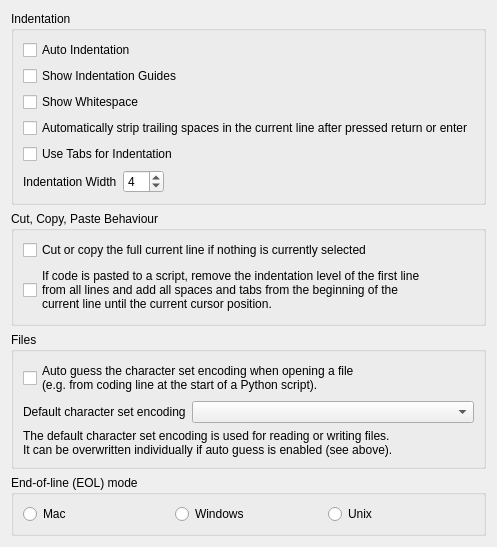
Above: Qitom/ui/widgetPropEditorGeneral.ui from itom-project/itom before the change. Below: the same form after it.
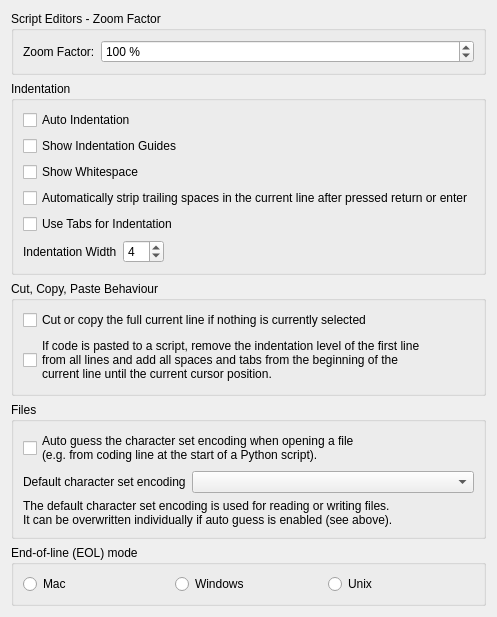
That is the form after the change.

Commit message: script zoom factor initially implemented: The script zoom factor can be set via the property editor dialog or via Ctrl+Mouse Wheel. All scripts have the same factor. The command line must still be connected. The current zoom factor is stored in the settings and restored after a new start of itom.

The edit to the form file:
```diff
--- a/Qitom/ui/widgetPropEditorGeneral.ui
+++ b/Qitom/ui/widgetPropEditorGeneral.ui
@@ -6,8 +6,8 @@
    <rect>
     <x>0</x>
     <y>0</y>
-    <width>452</width>
-    <height>503</height>
+    <width>486</width>
+    <height>610</height>
    </rect>
   </property>
   <property name="minimumSize">
@@ -22,6 +22,44 @@
   <layout class="QVBoxLayout" name="verticalLayout_8">
    <item>
     <layout class="QVBoxLayout" name="verticalLayout_7">
+     <item>
+      <widget class="QGroupBox" name="groupZoom">
+       <property name="title">
+        <string>Script Editors - Zoom Factor</string>
+       </property>
+       <layout class="QHBoxLayout" name="horizontalLayout_4" stretch="0,1">
+        <item>
+         <widget class="QLabel" name="label_4">
+          <property name="text">
+           <string>Zoom Factor:</string>
+          </property>
+         </widget>
+        </item>
+        <item>
+         <widget class="QSpinBox" name="spinZoom">
+          <property name="toolTip">
+           <string>Ctrl+Mouse Wheel</string>
+          </property>
+          <property name="suffix">
+           <string> %</string>
+          </property>
+          <property name="minimum">
+           <number>20</number>
+          </property>
+          <property name="maximum">
+           <number>400</number>
+          </property>
+          <property name="singleStep">
+           <number>10</number>
+          </property>
+          <property name="value">
+           <number>100</number>
+          </property>
+         </widget>
+        </item>
+       </layout>
+      </widget>
+     </item>
      <item>
       <widget class="QGroupBox" name="groupIndentation">
        <property name="minimumSize">
```
The commit also changes 18 other files.
